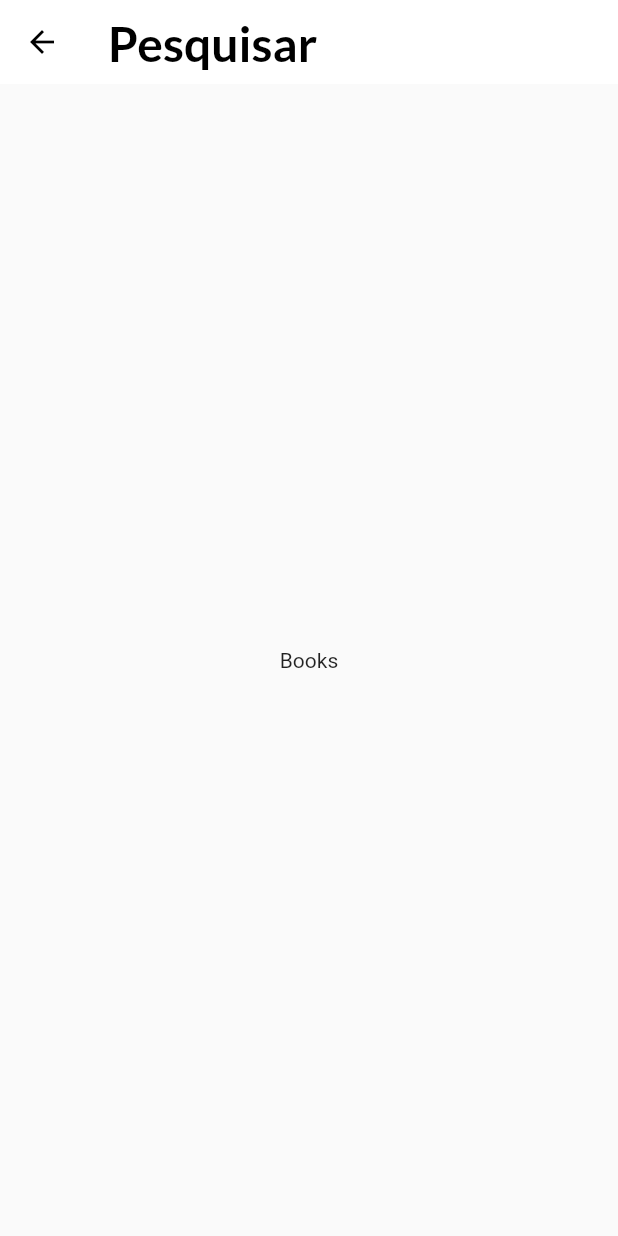
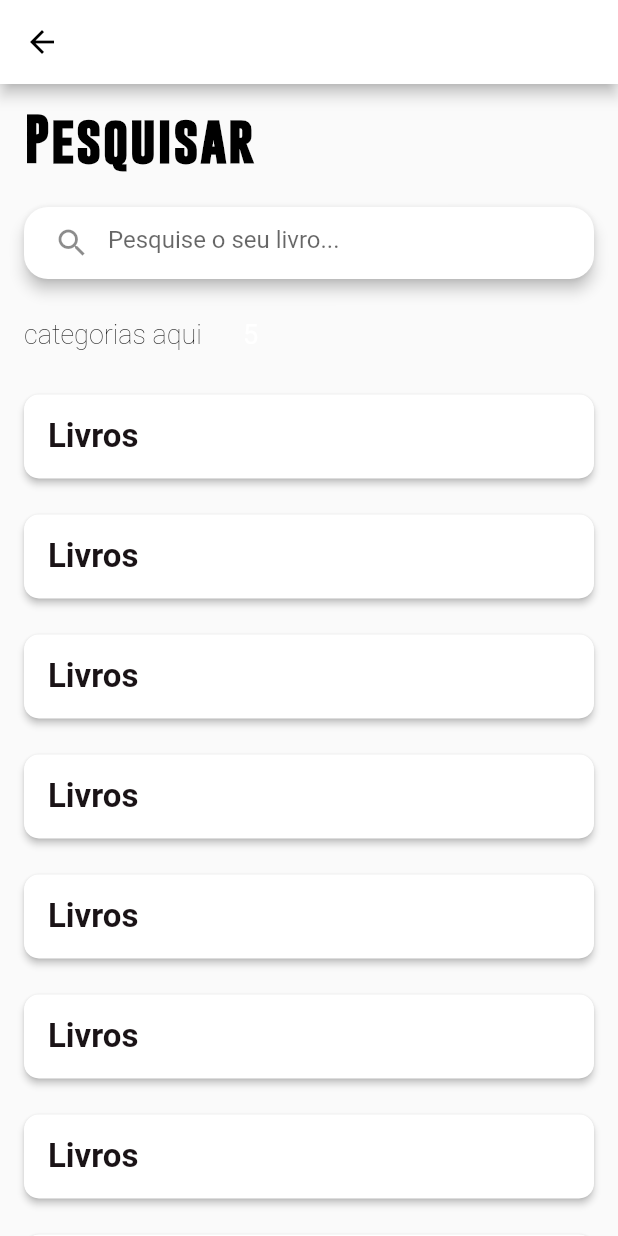
Before and after one commit to lodsa-ntos/TFC_a21505293_camarate_school_library_app, a Flutter app: the PesquisaScreen screen opened directly, on a phone screen of 412 x 824 dp. Run offline on Flutter 3.47's test engine with Material 2 defaults, Android fonts, the phone set to English and light mode, and no system bars.

Commit message:
--> adjustments search screen

```diff
--- /dev/null
+++ b/lib/ferramentas/search_screen.dart
@@ -0,0 +1,121 @@
+import 'package:flutter/cupertino.dart';
+import 'package:flutter/material.dart';
+import 'package:camarate_school_library/guia_de_estilo/color_styles.dart';
+import 'package:camarate_school_library/guia_de_estilo/text_styles.dart';
+
+// ignore: use_key_in_widget_constructors
+class PesquisaScreen extends StatefulWidget {
+  @override
+  _PesquisaScreenState createState() => _PesquisaScreenState();
+}
+
+class _PesquisaScreenState extends State<PesquisaScreen> {
+  // Widget de construção da página, conteúdo visual.
+  @override
+  Widget build(BuildContext context) {
+    return Scaffold(
+      appBar: AppBar(
+        leading: GestureDetector(
+          onTap: () {
+            Navigator.of(context).pop();
+          },
+          child: const Icon(Icons.arrow_back, color: Colors.black),
+        ),
+        backgroundColor: Colors.white,
+      ),
+      body: Column(
+        crossAxisAlignment: CrossAxisAlignment.stretch,
+        children: <Widget>[
+          Padding(
+            padding: const EdgeInsets.all(16),
+            child: Text(
+              "Pesquisar",
+              style: headingTextStyle.copyWith(color: Colors.black),
+            ),
+          ),
+          Card(
+            elevation: 4,
+            shape: RoundedRectangleBorder(
+              borderRadius: BorderRadius.circular(16),
+            ),
+            margin: const EdgeInsets.symmetric(horizontal: 16, vertical: 8),
+            child: const Padding(
+              padding: EdgeInsets.symmetric(horizontal: 8),
+              child: TextField(
+                decoration: InputDecoration(
+                  border: InputBorder.none,
+                  prefixIcon: Icon(Icons.search),
+                  hintText: "Pesquise o seu livro...",
+                ),
+              ),
+            ),
+          ),
+
+          // Categorias
+          Padding(
+            padding: const EdgeInsets.all(16),
+            child: Row(
+              children: <Widget>[
+                Text(
+                  "categorias aqui",
+                  style: subTitleStyle.copyWith(color: Colors.black),
+                ),
+                const SizedBox(
+                  width: 20,
+                ),
+                const SizedBox(
+                  width: 25,
+                  height: 25,
+                  child: Center(
+                    child: Text(
+                      "5",
+                      style: whiteSubHeadingTextStyle,
+                      textAlign: TextAlign.center,
+                    ),
+                  ),
+                ),
+                const Spacer(),
+              ],
+            ),
+          ),
+          // fim de categorias...
+
+          // Lista de livros
+          Expanded(
+            child: ListView.builder(
+              itemBuilder: (context, index) {
+                return Card(
+                  elevation: 2,
+                  shape: RoundedRectangleBorder(
+                      borderRadius: BorderRadius.circular(10)),
+                  margin:
+                      const EdgeInsets.symmetric(horizontal: 16, vertical: 12),
+                  child: ListTile(
+                    title: const Text(
+                      "Livros",
+                      style: titleStyle,
+                    ),
+                    trailing: SizedBox(
+                      width: 75,
+                      child: Column(
+                        crossAxisAlignment: CrossAxisAlignment.end,
+                        children: <Widget>[
+                          Expanded(
+                            child: Row(),
+                          ),
+                        ],
+                      ),
+                    ),
+                  ),
+                );
+              },
+
+              // Numero de linhas
+              itemCount: 10,
+            ),
+          ),
+        ],
+      ),
+    );
+  }
+}
--- /dev/null
+++ b/lib/guia_de_estilo/color_styles.dart
@@ -0,0 +1,10 @@
+import 'package:flutter/material.dart';
+
+const Color primaryColor = Color(0xFFDB3620);
+const Color primaryColorOpacity = Color(0xFFFF7F50);
+const Color hintTextColor = Color(0xFFE4E0E8);
+const Color primaryTextColor = Color(0xFF1A1316);
+const Color secondaryTextColor = Color(0xFF8391A0);
+const Color tertiaryTextColor = Color(0xFFB5ADAC);
+final Color greenColor = Colors.green.shade400;
+const Color blueColor = Colors.lightBlueAccent;
--- /dev/null
+++ b/lib/guia_de_estilo/text_styles.dart
@@ -0,0 +1,41 @@
+import 'package:flutter/material.dart';
+import 'color_styles.dart';
+
+const TextStyle headingTextStyle = TextStyle(
+  fontFamily: 'Gobold',
+  fontSize: 32.0,
+  color: Colors.white,
+  fontWeight: FontWeight.w700,
+  letterSpacing: 1.1,
+);
+
+const TextStyle whiteNameTextStyle = TextStyle(
+  fontSize: 24.0,
+  color: Colors.white,
+  fontWeight: FontWeight.w600,
+);
+
+const TextStyle whiteSubHeadingTextStyle = TextStyle(
+  fontSize: 18.0,
+  color: Colors.white,
+  fontWeight: FontWeight.w400,
+);
+
+const TextStyle titleStyle = TextStyle(
+  fontSize: 22.0,
+  color: primaryTextColor,
+  fontWeight: FontWeight.w600,
+);
+
+const TextStyle subTitleStyle = TextStyle(
+  fontSize: 18.0,
+  color: secondaryTextColor,
+  fontWeight: FontWeight.w200,
+);
+
+const TextStyle actionMenuStyle = TextStyle(
+  fontSize: 16.0,
+  color: primaryColor,
+  fontWeight: FontWeight.w600,
+  letterSpacing: 5,
+);
--- a/lib/main.dart
+++ b/lib/main.dart
@@ -1,7 +1,7 @@
 import 'package:flutter/material.dart';
-import 'package:camarate_school_library/home_screen.dart';
-import 'drawer_screen.dart';
-import 'home_screen.dart';
+import 'package:camarate_school_library/paginas/home_screen.dart';
+import 'ferramentas/drawer_screen.dart';
+import 'paginas/home_screen.dart';
 
 void main() {
   runApp(MaterialApp(
--- a/lib/home_screen.dart
+++ b/lib/paginas/home_screen.dart
@@ -1,5 +1,5 @@
 import 'package:flutter/material.dart';
-import 'package:camarate_school_library/search_screen.dart';
+import 'package:camarate_school_library/ferramentas/search_screen.dart';
 
 // ignore: use_key_in_widget_constructors
 class HomeScreen extends StatefulWidget {
--- a/lib/search_screen.dart
+++ /dev/null
@@ -1,67 +0,0 @@
-import 'package:flutter/cupertino.dart';
-import 'package:flutter/material.dart';
-import 'package:google_fonts/google_fonts.dart';
-
-// ignore: use_key_in_widget_constructors
-class PesquisaScreen extends StatefulWidget {
-  @override
-  _PesquisaScreenState createState() => _PesquisaScreenState();
-}
-
-class _PesquisaScreenState extends State<PesquisaScreen> {
-  // Lista vazia para encontrar e guardar utilizadores
-  List<Map<String, dynamic>> _encontrarUtilizadores = [];
-
-  void _filtrarPesquisa(String campoDePesquisa) {
-    // Lista de utilizadores
-    final List<Map<String, dynamic>> _mostrarTodosUtilizadores = [
-      {"id": 1, "name": "Andy", "age": 29},
-      {"id": 2, "name": "Krisby", "age": 19},
-      {"id": 3, "name": "Zé", "age": 32},
-      {"id": 4, "name": "Miguel", "age": 25},
-      {"id": 5, "name": "Telma", "age": 44},
-      {"id": 6, "name": "Aragon", "age": 30},
-      {"id": 7, "name": "Lidya", "age": 38},
-      {"id": 8, "name": "Gustav", "age": 17},
-      {"id": 9, "name": "Maria", "age": 23},
-      {"id": 10, "name": "Ernildo", "age": 51},
-      {"id": 11, "name": "Barbara", "age": 12},
-      {"id": 12, "name": "Bob", "age": 62},
-    ];
-  }
-
-  // Widget de construção da página, conteúdo visual.
-  @override
-  Widget build(BuildContext context) {
-    return Theme(
-        data: ThemeData(
-          primarySwatch: Colors.deepPurple,
-          appBarTheme: AppBarTheme(
-            color: Colors.white,
-            elevation: 0.0,
-            iconTheme: const IconThemeData(
-              color: Colors.black,
-            ),
-            // ignore: deprecated_member_use
-            textTheme: Theme.of(context).textTheme,
-          ),
-        ),
-        child: Scaffold(
-          //backgroundColor: Colors.green,
-          appBar: AppBar(
-            title: Text(
-              'Pesquisar',
-              style: TextStyle(
-                fontFamily: GoogleFonts.lato().fontFamily, // mudar font...?
-                fontSize: 32.0,
-                color: Colors.black,
-                fontWeight: FontWeight.bold, // italic
-              ),
-            ),
-          ),
-          body: const Center(
-            child: Text("Books"),
-          ),
-        ));
-  }
-}
--- a/pubspec.yaml
+++ b/pubspec.yaml
@@ -30,7 +30,7 @@ dependencies:
   flutter:
     sdk: flutter
 
-
+  velocity_x: ^3.3.0
   # The following adds the Cupertino Icons font to your application.
   # Use with the CupertinoIcons class for iOS style icons.
   cupertino_icons: ^1.0.2
```
Also changed, not shown: assets/icons/location_pin.png (added), assets/images/9789897024306_1581089692.jpg (added), assets/images/Drummond.png (added), assets/images/almeida garret.jpg (added), assets/images/camoes_lusiadas.jpg (added), assets/images/fp_mensagem.jpg (added), assets/images/fp_poesias.jpg (added), assets/images/frei luis.jpg (added), assets/images/nich_sonho.jpg (added), assets/images/poesia_lirica.jpg (added), assets/images/sonetos_camoes.jpg (added), lib/ferramentas/drawer_screen.dart (renamed from lib/drawer_screen.dart), pubspec.lock.
